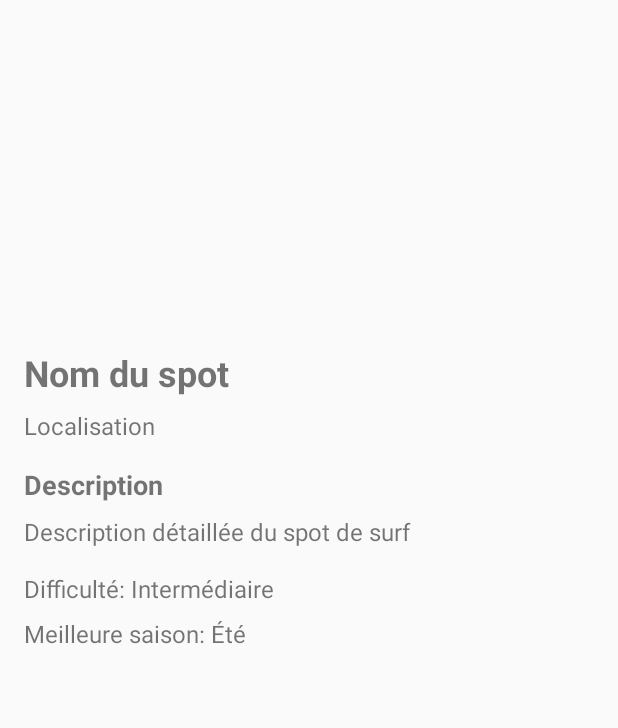
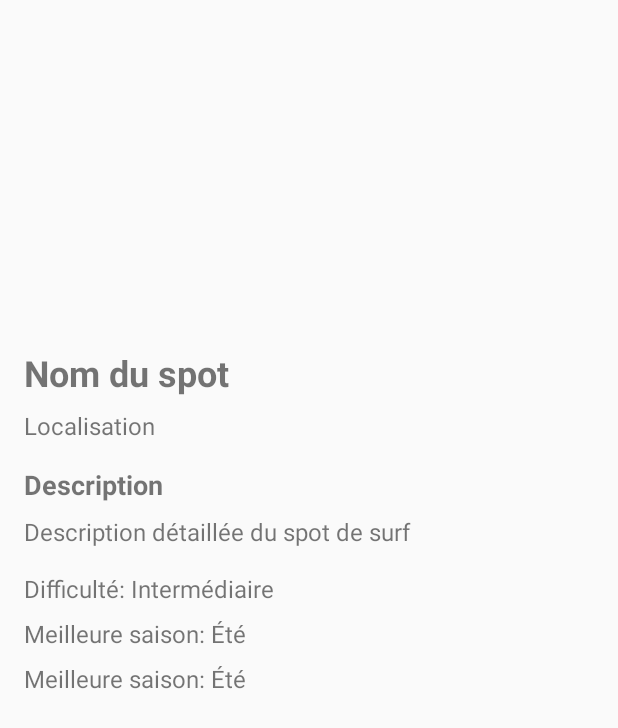
Before and after one commit to Eloi-RM/projet-mobile-surf-spot, an Android app: the layout fragment_spot_detail.xml on its own in the app's theme, with its tools: preview values and no code run, on a phone screen of 412 x 824 dp. Shown: the top 728 px of the screen. Run offline under Robolectric (Android 15) with nearby library versions, the phone set to English and light mode, and no system bars; network calls fail.

Commit message:
fix affichages spots détails + modif affichage difficulty level

```diff
--- a/app/src/main/res/layout/fragment_spot_detail.xml
+++ b/app/src/main/res/layout/fragment_spot_detail.xml
@@ -89,5 +89,16 @@
             app:layout_constraintTop_toBottomOf="@+id/detail_difficulty"
             tools:text="Meilleure saison: Été" />
 
+        <TextView
+            android:id="@+id/detail_end_season"
+            android:layout_width="0dp"
+            android:layout_height="wrap_content"
+            android:layout_marginTop="8dp"
+            android:textSize="16sp"
+            app:layout_constraintEnd_toEndOf="parent"
+            app:layout_constraintStart_toStartOf="parent"
+            app:layout_constraintTop_toBottomOf="@+id/detail_season"
+            tools:text="Meilleure saison: Été" />
+
     </androidx.constraintlayout.widget.ConstraintLayout>
 </ScrollView>
--- a/app/src/main/res/values/colors.xml
+++ b/app/src/main/res/values/colors.xml
@@ -2,7 +2,7 @@
 <resources>
     <color name="black">#FF000000</color>
     <color name="white">#FFFFFFFF</color>
-    <color name="colorPrimary">#3F51B5</color>
+    <color name="colorPrimary">#4ea7ff</color>
     <color name="colorPrimaryDark">#303F9F</color>
     <color name="colorAccent">#FF4081</color>
 </resources>
```
Also changed, not shown: app/src/main/java/com/example/surfspot/model/SurfSpot.java (+7 -0 lines), app/src/main/java/com/example/surfspot/ui/detail/SpotDetailFragment.java (+26 -2 lines).
